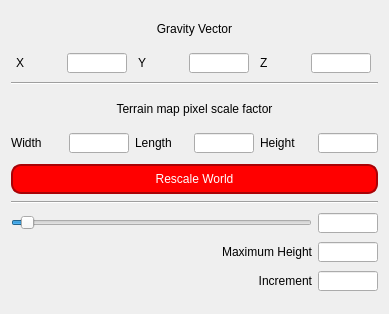
Before: the Qt Designer form src/tools/terraintool.ui in mjroman/roverSim, drawn with Qt 5.
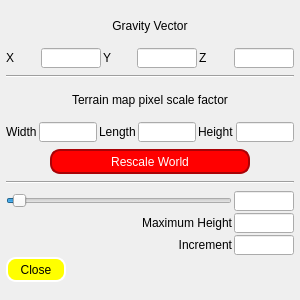
After: the same form once the commit is applied.

Patch:
```diff
--- a/src/tools/terraintool.ui
+++ b/src/tools/terraintool.ui
@@ -6,15 +6,58 @@
    <rect>
     <x>0</x>
     <y>0</y>
-    <width>389</width>
-    <height>314</height>
+    <width>300</width>
+    <height>300</height>
    </rect>
   </property>
+  <property name="sizePolicy">
+   <sizepolicy hsizetype="Preferred" vsizetype="Preferred">
+    <horstretch>0</horstretch>
+    <verstretch>0</verstretch>
+   </sizepolicy>
+  </property>
+  <property name="minimumSize">
+   <size>
+    <width>300</width>
+    <height>300</height>
+   </size>
+  </property>
+  <property name="maximumSize">
+   <size>
+    <width>300</width>
+    <height>300</height>
+   </size>
+  </property>
   <property name="windowTitle">
    <string>Terrain Parameters</string>
   </property>
-  <layout class="QGridLayout" name="gridLayout">
-   <item row="1" column="0" colspan="3">
+  <layout class="QVBoxLayout" name="verticalLayout">
+   <property name="spacing">
+    <number>2</number>
+   </property>
+   <property name="sizeConstraint">
+    <enum>QLayout::SetDefaultConstraint</enum>
+   </property>
+   <property name="margin">
+    <number>6</number>
+   </property>
+   <item>
+    <widget class="QLabel" name="label">
+     <property name="maximumSize">
+      <size>
+       <width>16777215</width>
+       <height>30</height>
+      </size>
+     </property>
+     <property name="text">
+      <string>Gravity Vector</string>
+     </property>
+     <property name="alignment">
+      <set>Qt::AlignCenter</set>
+     </property>
+    </widget>
+   </item>
+   <item>
     <layout class="QHBoxLayout" name="horizontalLayout">
      <item>
       <widget class="QLabel" name="label_3">
@@ -37,6 +80,9 @@
          <height>20</height>
         </size>
        </property>
+       <property name="alignment">
+        <set>Qt::AlignCenter</set>
+       </property>
       </widget>
      </item>
      <item>
@@ -60,6 +106,9 @@
          <height>20</height>
         </size>
        </property>
+       <property name="alignment">
+        <set>Qt::AlignCenter</set>
+       </property>
       </widget>
      </item>
      <item>
@@ -83,27 +132,21 @@
          <height>20</height>
         </size>
        </property>
-      </widget>
-     </item>
-    </layout>
-   </item>
-   <item row="0" column="0" colspan="3">
-    <widget class="QLabel" name="label">
-     <property name="maximumSize">
-      <size>
-       <width>16777215</width>
-       <height>30</height>
-      </size>
-     </property>
-     <property name="text">
-      <string>Gravity Vector</string>
-     </property>
      <property name="alignment">
       <set>Qt::AlignCenter</set>
      </property>
     </widget>
    </item>
-   <item row="3" column="0" colspan="3">
+    </layout>
+   </item>
+   <item>
+    <widget class="Line" name="line_2">
+     <property name="orientation">
+      <enum>Qt::Horizontal</enum>
+     </property>
+    </widget>
+   </item>
+   <item>
     <widget class="QLabel" name="label_2">
      <property name="maximumSize">
       <size>
@@ -119,7 +162,7 @@
      </property>
     </widget>
    </item>
-   <item row="4" column="0" colspan="3">
+   <item>
     <layout class="QHBoxLayout" name="horizontalLayout_2">
      <item>
       <widget class="QLabel" name="label_6">
@@ -142,6 +185,9 @@
          <height>20</height>
         </size>
        </property>
+       <property name="alignment">
+        <set>Qt::AlignCenter</set>
+       </property>
       </widget>
      </item>
      <item>
@@ -165,6 +211,9 @@
          <height>20</height>
         </size>
        </property>
+       <property name="alignment">
+        <set>Qt::AlignCenter</set>
+       </property>
       </widget>
      </item>
      <item>
@@ -188,11 +237,94 @@
          <height>20</height>
         </size>
        </property>
+       <property name="alignment">
+        <set>Qt::AlignCenter</set>
+       </property>
       </widget>
      </item>
     </layout>
    </item>
-   <item row="7" column="0" colspan="2">
+   <item>
+    <layout class="QHBoxLayout" name="horizontalLayout_3">
+     <item>
+      <spacer name="horizontalSpacer">
+       <property name="orientation">
+        <enum>Qt::Horizontal</enum>
+       </property>
+       <property name="sizeHint" stdset="0">
+        <size>
+         <width>40</width>
+         <height>20</height>
+        </size>
+       </property>
+      </spacer>
+     </item>
+     <item>
+      <widget class="QPushButton" name="button_rescale">
+       <property name="sizePolicy">
+        <sizepolicy hsizetype="Preferred" vsizetype="Preferred">
+         <horstretch>0</horstretch>
+         <verstretch>0</verstretch>
+        </sizepolicy>
+       </property>
+       <property name="minimumSize">
+        <size>
+         <width>200</width>
+         <height>25</height>
+        </size>
+       </property>
+       <property name="maximumSize">
+        <size>
+         <width>200</width>
+         <height>25</height>
+        </size>
+       </property>
+       <property name="styleSheet">
+        <string notr="true">QPushButton{
+background:rgb(255, 0, 0); 
+color:white; 
+border:2px solid rgb(169, 2, 6); 
+border-radius:10px;
+}
+
+QPushButton:pressed{
+background:grey;
+border-color:darkgrey;
+}</string>
+       </property>
+       <property name="text">
+        <string>Rescale World</string>
+       </property>
+      </widget>
+     </item>
+     <item>
+      <spacer name="horizontalSpacer_2">
+       <property name="orientation">
+        <enum>Qt::Horizontal</enum>
+       </property>
+       <property name="sizeHint" stdset="0">
+        <size>
+         <width>40</width>
+         <height>20</height>
+        </size>
+       </property>
+      </spacer>
+     </item>
+    </layout>
+   </item>
+   <item>
+    <widget class="Line" name="line">
+     <property name="orientation">
+      <enum>Qt::Horizontal</enum>
+     </property>
+    </widget>
+   </item>
+   <item>
+    <layout class="QGridLayout" name="gridLayout">
+     <property name="spacing">
+      <number>2</number>
+     </property>
+     <item row="0" column="0" colspan="2">
     <widget class="QSlider" name="slider_Diameter">
      <property name="minimum">
       <number>0</number>
@@ -205,17 +337,26 @@
      </property>
     </widget>
    </item>
-   <item row="8" column="2">
-    <widget class="QLineEdit" name="lineEdit_MaxHeight">
+     <item row="0" column="2">
+      <widget class="QLineEdit" name="lineEdit_toolDiameter">
+       <property name="minimumSize">
+        <size>
+         <width>0</width>
+         <height>20</height>
+        </size>
+       </property>
      <property name="maximumSize">
       <size>
        <width>60</width>
        <height>20</height>
       </size>
      </property>
-    </widget>
-   </item>
-   <item row="8" column="0" colspan="2">
+       <property name="alignment">
+        <set>Qt::AlignCenter</set>
+       </property>
+      </widget>
+     </item>
+     <item row="1" column="0" colspan="2">
     <widget class="QLabel" name="label_9">
      <property name="text">
       <string>Maximum Height</string>
@@ -225,31 +366,26 @@
      </property>
     </widget>
    </item>
-   <item row="6" column="0" colspan="3">
-    <widget class="Line" name="line">
-     <property name="orientation">
-      <enum>Qt::Horizontal</enum>
-     </property>
-    </widget>
-   </item>
-   <item row="2" column="0" colspan="3">
-    <widget class="Line" name="line_2">
-     <property name="orientation">
-      <enum>Qt::Horizontal</enum>
-     </property>
-    </widget>
-   </item>
-   <item row="9" column="2">
-    <widget class="QLineEdit" name="lineEdit_Increment">
+     <item row="1" column="2">
+      <widget class="QLineEdit" name="lineEdit_MaxHeight">
+       <property name="minimumSize">
+        <size>
+         <width>0</width>
+         <height>20</height>
+        </size>
+       </property>
      <property name="maximumSize">
       <size>
        <width>60</width>
        <height>20</height>
       </size>
      </property>
-    </widget>
-   </item>
-   <item row="9" column="1">
+       <property name="alignment">
+        <set>Qt::AlignCenter</set>
+       </property>
+      </widget>
+     </item>
+     <item row="2" column="0" colspan="2">
     <widget class="QLabel" name="label_10">
      <property name="text">
       <string>Increment</string>
@@ -259,37 +395,66 @@
      </property>
     </widget>
    </item>
-   <item row="7" column="2">
-    <widget class="QLineEdit" name="lineEdit_toolDiameter">
+     <item row="2" column="2">
+      <widget class="QLineEdit" name="lineEdit_Increment">
+       <property name="minimumSize">
+        <size>
+         <width>0</width>
+         <height>20</height>
+        </size>
+       </property>
      <property name="maximumSize">
       <size>
        <width>60</width>
        <height>20</height>
       </size>
      </property>
-    </widget>
-   </item>
-   <item row="5" column="0" colspan="3">
-    <widget class="QPushButton" name="button_rescale">
+       <property name="alignment">
+        <set>Qt::AlignCenter</set>
+       </property>
+      </widget>
+     </item>
+     <item row="3" column="0">
+      <widget class="QPushButton" name="buttonClose">
+       <property name="sizePolicy">
+        <sizepolicy hsizetype="Minimum" vsizetype="Fixed">
+         <horstretch>0</horstretch>
+         <verstretch>0</verstretch>
+        </sizepolicy>
+       </property>
      <property name="minimumSize">
       <size>
-       <width>300</width>
-       <height>30</height>
+         <width>60</width>
+         <height>25</height>
       </size>
      </property>
      <property name="maximumSize">
       <size>
-       <width>500</width>
+         <width>60</width>
        <height>25</height>
       </size>
      </property>
+       <property name="layoutDirection">
+        <enum>Qt::RightToLeft</enum>
+       </property>
      <property name="styleSheet">
-      <string>background:rgb(255, 0, 0); color:white; border:2px solid rgb(169, 2, 6); border-radius:10px;</string>
+        <string notr="true">QPushButton{
+background:yellow; 
+border:2px solid white; 
+border-radius:10px;
+}
+
+QPushButton:pressed{
+background:grey;
+border-color:darkgrey;
+}</string>
      </property>
      <property name="text">
-      <string>Rescale World</string>
-     </property>
-    </widget>
+        <string>Close</string>
+       </property>
+      </widget>
+     </item>
+    </layout>
    </item>
   </layout>
  </widget>
```
Lines whose indentation alone changed are shown as unchanged.
